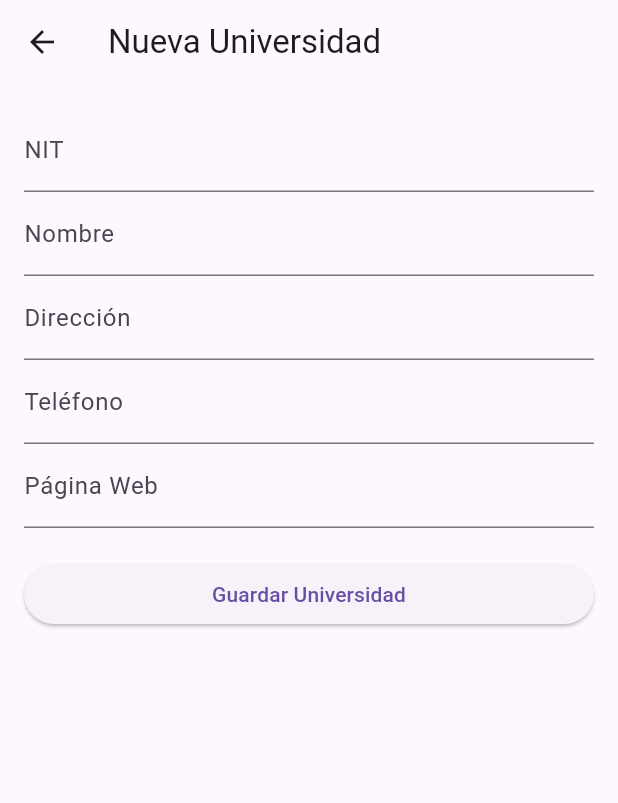
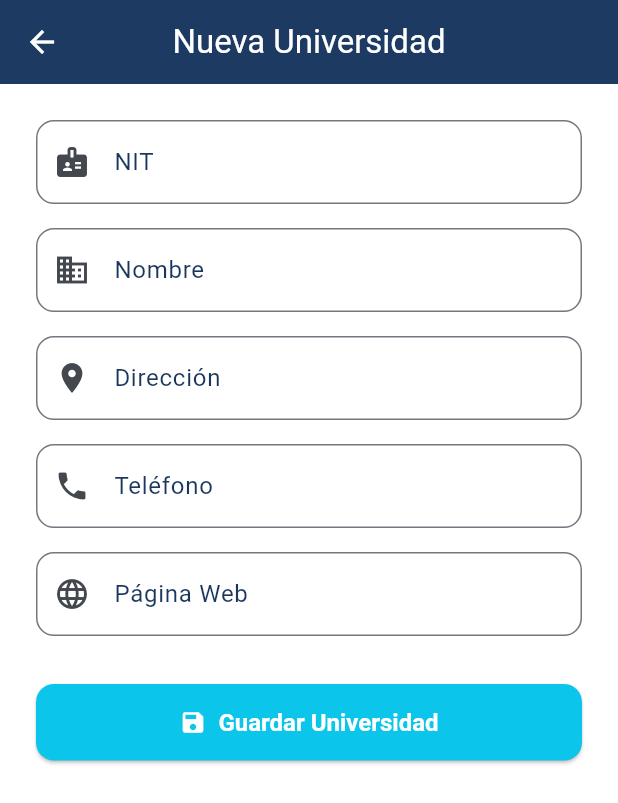
Before and after one commit to INGDavidMora2005/Trabajos-desarrollo-apps, a Flutter app: the NuevaUniversidadScreen screen opened directly, on a phone screen of 412 x 824 dp. Shown: the top 803 px of the screen. Run offline on Flutter 3.47's test engine with Material 3 defaults, Android fonts, the phone set to English and light mode, and no system bars; our stand-ins replace cloud_firestore, firebase_core, flutter_secure_storage, shared_preferences; accounts and stored records are empty.

Commit message:
style: mejorar apariencia de la aplicación con diseño moderno y profesional
- Implementar tema Material 3 con colores corporativos (azul oscuro #1A365D y teal #0BC5EA)
- Rediseñar AppBar con color consistente y elevación
- Mejorar tarjetas del listado con bordes redondeados, sombra y espaciado profesional
- Agregar iconos y mejor formato a los campos del formulario
- Mejorar botón de guardar con icono y estilo moderno
- Remover banner de debug para presentación limpia
- Actualizar título de la aplicación

```diff
--- a/taller4_firebase/lib/screens/nueva_universidad_screen.dart
+++ b/taller4_firebase/lib/screens/nueva_universidad_screen.dart
@@ -63,17 +63,22 @@ class NuevaUniversidadScreenState extends State<NuevaUniversidadScreen> {
   Widget build(BuildContext context) {
     return Scaffold(
       appBar: AppBar(
-        title: Text('Nueva Universidad'),
+        title: const Text('Nueva Universidad'),
+        backgroundColor: const Color(0xFF1A365D),
+        foregroundColor: Colors.white,
       ),
       body: Padding(
-        padding: const EdgeInsets.all(16.0),
+        padding: const EdgeInsets.all(24.0),
         child: Form(
           key: _formKey,
           child: ListView(
             children: [
               TextFormField(
                 controller: _nitController,
-                decoration: InputDecoration(labelText: 'NIT'),
+                decoration: const InputDecoration(
+                  labelText: 'NIT',
+                  prefixIcon: Icon(Icons.badge),
+                ),
                 validator: (value) {
                   if (value == null || value.isEmpty) {
                     return 'El NIT es requerido';
@@ -81,9 +86,13 @@ class NuevaUniversidadScreenState extends State<NuevaUniversidadScreen> {
                   return null;
                 },
               ),
+              const SizedBox(height: 16),
               TextFormField(
                 controller: _nombreController,
-                decoration: InputDecoration(labelText: 'Nombre'),
+                decoration: const InputDecoration(
+                  labelText: 'Nombre',
+                  prefixIcon: Icon(Icons.business),
+                ),
                 validator: (value) {
                   if (value == null || value.isEmpty) {
                     return 'El nombre es requerido';
@@ -91,9 +100,13 @@ class NuevaUniversidadScreenState extends State<NuevaUniversidadScreen> {
                   return null;
                 },
               ),
+              const SizedBox(height: 16),
               TextFormField(
                 controller: _direccionController,
-                decoration: InputDecoration(labelText: 'Dirección'),
+                decoration: const InputDecoration(
+                  labelText: 'Dirección',
+                  prefixIcon: Icon(Icons.location_on),
+                ),
                 validator: (value) {
                   if (value == null || value.isEmpty) {
                     return 'La dirección es requerida';
@@ -101,9 +114,13 @@ class NuevaUniversidadScreenState extends State<NuevaUniversidadScreen> {
                   return null;
                 },
               ),
+              const SizedBox(height: 16),
               TextFormField(
                 controller: _telefonoController,
-                decoration: InputDecoration(labelText: 'Teléfono'),
+                decoration: const InputDecoration(
+                  labelText: 'Teléfono',
+                  prefixIcon: Icon(Icons.phone),
+                ),
                 validator: (value) {
                   if (value == null || value.isEmpty) {
                     return 'El teléfono es requerido';
@@ -111,15 +128,20 @@ class NuevaUniversidadScreenState extends State<NuevaUniversidadScreen> {
                   return null;
                 },
               ),
+              const SizedBox(height: 16),
               TextFormField(
                 controller: _paginaWebController,
-                decoration: InputDecoration(labelText: 'Página Web'),
+                decoration: const InputDecoration(
+                  labelText: 'Página Web',
+                  prefixIcon: Icon(Icons.language),
+                ),
                 validator: _validateUrl,
               ),
-              SizedBox(height: 20),
-              ElevatedButton(
+              const SizedBox(height: 32),
+              ElevatedButton.icon(
                 onPressed: _saveUniversidad,
-                child: Text('Guardar Universidad'),
+                icon: const Icon(Icons.save),
+                label: const Text('Guardar Universidad'),
               ),
             ],
           ),
```
Also changed, not shown: taller4_firebase/lib/main.dart (+45 -2 lines), taller4_firebase/lib/screens/universidades_list_screen.dart (+48 -11 lines).
